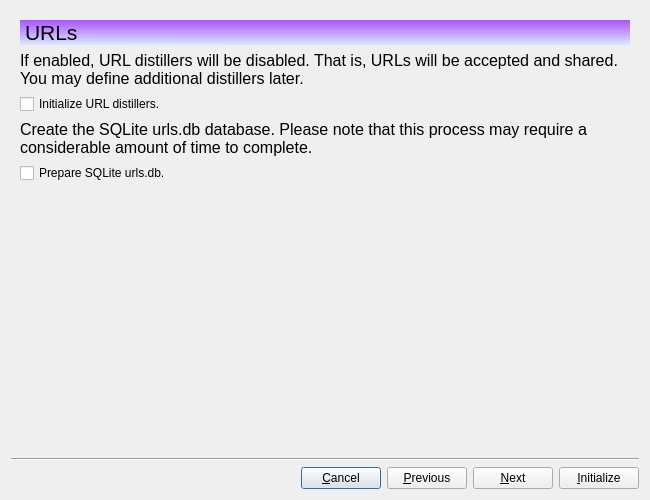
The window that branches/trunk/UI/spot-on-wizard.ui (textbrowser/spot-on) describes before a commit, drawn with Qt 5.
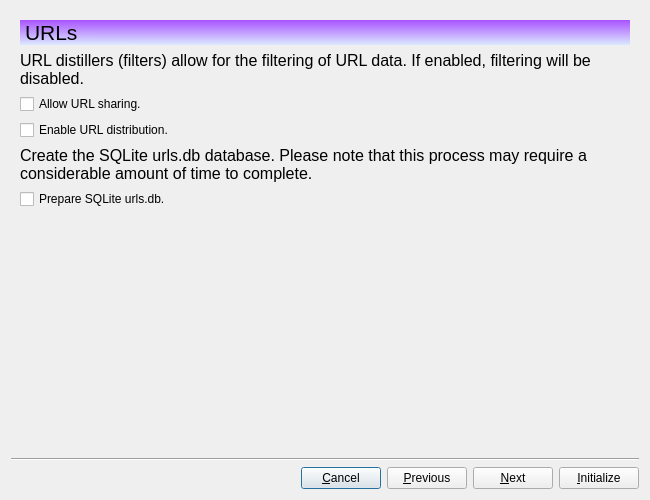
The same window after the commit. The open tabs and pages were chosen to show the change. Icons and pictures are not drawn.

The edit to the form file:
```diff
--- a/branches/trunk/UI/spot-on-wizard.ui
+++ b/branches/trunk/UI/spot-on-wizard.ui
@@ -511,7 +511,7 @@
           </font>
          </property>
          <property name="text">
-          <string>If enabled, URL distillers will be disabled. That is, URLs will be accepted and shared. You may define additional distillers later.</string>
+          <string>URL distillers (filters) allow for the filtering of URL data. If enabled, filtering will be disabled.</string>
          </property>
          <property name="wordWrap">
           <bool>true</bool>
@@ -521,7 +521,14 @@
        <item>
         <widget class="QCheckBox" name="initialize_url_distillers">
          <property name="text">
-          <string>Initialize URL distillers.</string>
+          <string>Allow URL sharing.</string>
+         </property>
+        </widget>
+       </item>
+       <item>
+        <widget class="QCheckBox" name="enable_url_distribution">
+         <property name="text">
+          <string>Enable URL distribution.</string>
          </property>
         </widget>
        </item>
```
Left out of the diff: 7 changed lines with no effect on the pictures.
